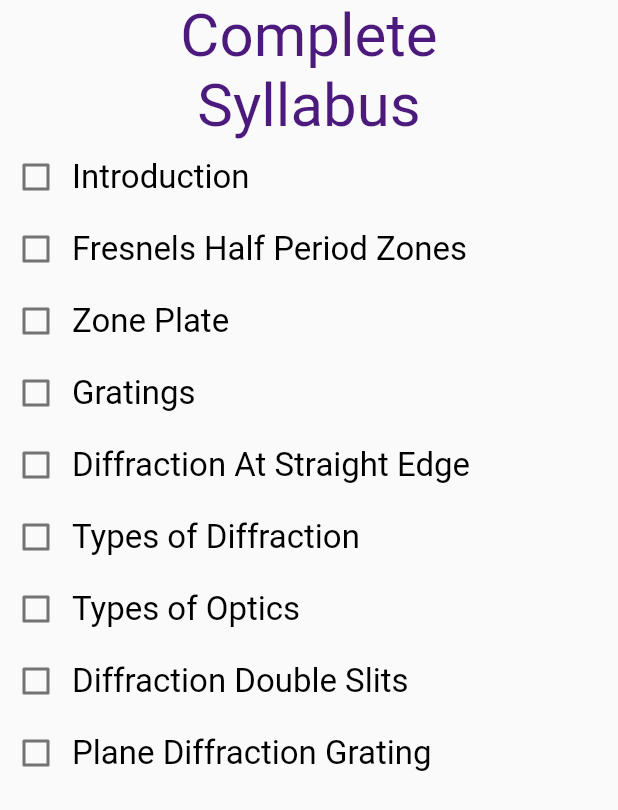
After one commit to ritesh123git/Hackathon, a Flutter app: the syll screen opened directly, on a phone screen of 412 x 824 dp. The commit adds this screen. Shown: the top 810 px of the screen. Run offline on Flutter 3.47's test engine with Material 2 defaults, Android fonts, the phone set to English and light mode, and no system bars; our stand-ins replace animated_text_kit, firebase_core, firebase_messaging, flutter_local_notifications, google_fonts; missing offline and left inert: app_settings, editable, jklmn; accounts and stored records are empty; Roboto replaces fonts that are missing (Inder).

Commit message:
Second commit

```diff
--- /dev/null
+++ b/lib/Completed_syllabus.dart
@@ -0,0 +1,216 @@
+import 'package:flutter/material.dart';
+import 'package:fresh_ui/Current_schedule.dart';
+import 'package:google_fonts/google_fonts.dart';
+
+void main(){
+  runApp(MaterialApp(home :syll()));
+}
+
+class syll extends StatefulWidget {
+  const syll({Key? key}) : super(key: key);
+
+  @override
+  State<syll> createState() => _syllState();
+}
+
+class _syllState extends State<syll> {
+  @override
+  bool isChecked1=false;
+  bool isChecked2=false;
+  bool isChecked3=false;
+  bool isChecked4=false;
+  bool isChecked5=false;
+  bool isChecked6=false;
+  bool isChecked7=false;
+  bool isChecked8=false;
+  bool isChecked9=false;
+
+
+
+  Widget build(BuildContext context) {
+    return SafeArea(
+      child: Scaffold(
+         body: Column(
+            mainAxisAlignment: MainAxisAlignment.start,
+            children: [
+              Text('Complete',
+              style: GoogleFonts.inder(
+                fontSize: 40,
+                color: Color(0xff4b1a7c),
+              ),
+              ),
+              Text('Syllabus',
+                style: GoogleFonts.inder(
+                  fontSize: 40,
+                  color: Color(0xff4b1a7c),
+
+                ),
+              ),
+              Row(
+                children: [
+                  Checkbox(
+                    // title: Text('ek topic'),
+                    //   checkColor: Colors.green,
+                      value: isChecked1, onChanged:(val1){
+                    setState(() {
+                      isChecked1=val1!;
+                    });
+                  }),
+                  Text('Introduction',
+                  style: GoogleFonts.inder(
+                    fontSize: 22,
+                    color: Colors.black,
+                  ),
+                  ),
+                ],
+              ),
+              Row(
+                children: [
+                  Checkbox(
+                    // title: Text('ek topic'),
+                    //   checkColor: Colors.green,
+                      value: isChecked2, onChanged:(val2){
+                    setState(() {
+                      isChecked2=val2!;
+                    });
+                  }),
+                  Text('Fresnels Half Period Zones',
+                    style: GoogleFonts.inder(
+                      fontSize: 22,
+                      color: Colors.black,
+                    ),
+                  ),
+                ],
+              ),
+              Row(
+                children: [
+                  Checkbox(
+                    // title: Text('ek topic'),
+                    //   checkColor: Colors.green,
+                      value: isChecked3, onChanged:(val3){
+                    setState(() {
+                      isChecked3=val3!;
+                    });
+                  }),
+                  Text('Zone Plate',
+                    style: GoogleFonts.inder(
+                      fontSize: 22,
+                      color: Colors.black,
+                    ),
+                  ),
+                ],
+              ),
+              Row(
+                children: [
+                  Checkbox(
+                    // title: Text('ek topic'),
+                    //   checkColor: Colors.green,
+                      value: isChecked4, onChanged:(val4){
+                    setState(() {
+                      isChecked4=val4!;
+                    });
+                  }),
+                  Text('Gratings',
+                    style: GoogleFonts.inder(
+                      fontSize: 22,
+                      color: Colors.black,
+                    ),
+                  ),
+                ],
+              ),
+              Row(
+                children: [
+                  Checkbox(
+                    // title: Text('ek topic'),
+                    //   checkColor: Colors.green,
+                      value: isChecked5, onChanged:(val5){
+                    setState(() {
+                      isChecked5=val5!;
+                    });
+                  }),
+                  Text('Diffraction At Straight Edge',
+                    style: GoogleFonts.inder(
+                      fontSize: 22,
+                      color: Colors.black,
+                    ),
+                  ),
+                ],
+              ),
+              Row(
+                children: [
+                  Checkbox(
+                    // title: Text('ek topic'),
+                    //   checkColor: Colors.green,
+                      value: isChecked6, onChanged:(val6){
+                    setState(() {
+                      isChecked6=val6!;
+                    });
+                  }),
+                  Text('Types of Diffraction',
+                    style: GoogleFonts.inder(
+                      fontSize: 22,
+                      color: Colors.black,
+                    ),
+                  ),
+                ],
+              ),
+              Row(
+                children: [
+                  Checkbox(
+                    // title: Text('ek topic'),
+                    //   checkColor: Colors.green,
+                      value: isChecked7, onChanged:(val7){
+                    setState(() {
+                      isChecked7=val7!;
+                    });
+                  }),
+                  Text('Types of Optics',
+                    style: GoogleFonts.inder(
+                      fontSize: 22,
+                      color: Colors.black,
+                    ),
+                  ),
+                ],
+              ),
+              Row(
+                children: [
+                  Checkbox(
+                    // title: Text('ek topic'),
+                    //   checkColor: Colors.green,
+                      value: isChecked8, onChanged:(val8){
+                    setState(() {
+                      isChecked8=val8!;
+                    });
+                  }),
+                  Text('Diffraction Double Slits',
+                    style: GoogleFonts.inder(
+                      fontSize: 22,
+                      color: Colors.black,
+                    ),
+                  ),
+                ],
+              ),
+              Row(
+                children: [
+                  Checkbox(
+                    // title: Text('ek topic'),
+                    //   checkColor: Colors.green,
+                      value: isChecked9, onChanged:(val9){
+                    setState(() {
+                      isChecked9=val9!;
+                    });
+                  }),
+                  Text('Plane Diffraction Grating',
+                    style: GoogleFonts.inder(
+                      fontSize: 22,
+                      color: Colors.black,
+                    ),
+                  ),
+                ],
+              ),
+            ],
+          ),
+        ),
+    );
+  }
+}
--- a/lib/Current_schedule.dart
+++ b/lib/Current_schedule.dart
@@ -45,9 +45,7 @@ class MyApp extends StatelessWidget {
                             ),
                           SizedBox(width: 20,),
                           ElevatedButton(onPressed: () {
-                            Navigator.push(
-                              context,
-                              MaterialPageRoute(builder: (context) => change()),
+                            Navigator.push(context,MaterialPageRoute(builder: (context) => change()),
                             );},
                             style: ElevatedButton.styleFrom(
                               fixedSize: Size(150, 40),
--- a/lib/homePage.dart
+++ b/lib/homePage.dart
@@ -16,7 +16,6 @@ class Home extends StatefulWidget {
 }
 
 class _HomeState extends State<Home> {
-
   NotificationServices notificationServices = NotificationServices();
 
   @override
--- a/lib/login_page.dart
+++ b/lib/login_page.dart
@@ -1,6 +1,5 @@
 //import 'dart:ffi';
 import 'package:jklmn/auth/create_account.dart';
-
 import 'auth/auth_service.dart';
 import 'homePage.dart';
 import 'Colors.dart';
```
Also changed, not shown: lib/Academics_cal.dart (added, +43 -0 lines), lib/Modules.dart (added, +156 -0 lines), lib/Optics.dart (added, +214 -0 lines), lib/Week.dart (+9 -1 lines), lib/first.dart (+3 -6 lines), lib/syllabus.dart (+8 -10 lines).
